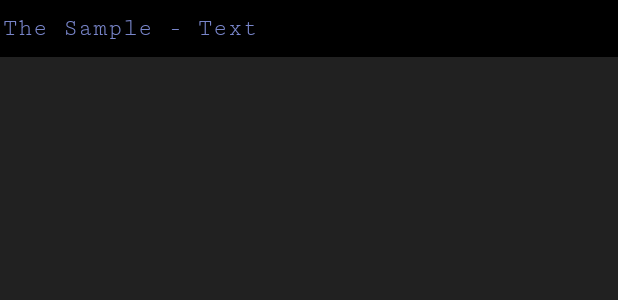
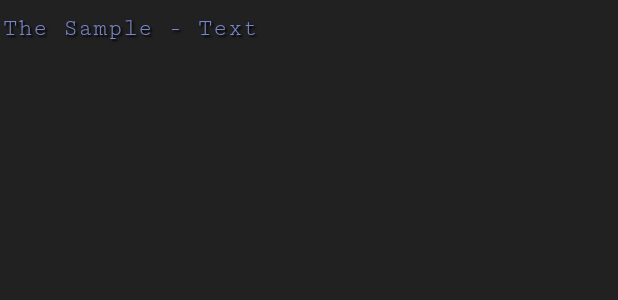
Before and after one commit to slic-one/soundframe, an Android app: the layout song_name.xml on its own in the app's theme, with its tools: preview values and no code run, on a phone screen of 412 x 824 dp. Shown: the top 300 px of the screen. Run offline under Robolectric (Android 15) with nearby library versions, the phone set to English and light mode, and no system bars.

Commit message:
WIP List background drawable (temporary drawable included)

```diff
--- a/app/src/main/java/com/silentslic/soundframe/PlayerActivity.java
+++ b/app/src/main/java/com/silentslic/soundframe/PlayerActivity.java
@@ -144,6 +144,10 @@ public class PlayerActivity extends AppCompatActivity {
                     shuffle.setVisibility(View.VISIBLE);
                     repeat.setVisibility(View.VISIBLE);
                 }
+                return true;
+            case R.id.action_toggle_list:
+                songsListView.setBackground(getDrawable(R.drawable.unspecified));
+
                 return true;
             default:
                 // Invoke the superclass to handle unrecognized action.
--- a/app/src/main/res/layout/activity_player.xml
+++ b/app/src/main/res/layout/activity_player.xml
@@ -22,6 +22,12 @@
         android:layout_height="0dp"
         android:layout_weight="1"
         android:orientation="horizontal"
+
+        android:backgroundTintMode="add"
+        android:background="@android:color/black"
+        android:backgroundTint="@android:color/black"
+
+        android:cacheColorHint="#00000000"
 
         style="@style/Widget.AppCompat.ListView">
     </ListView>
--- a/app/src/main/res/layout/song_name.xml
+++ b/app/src/main/res/layout/song_name.xml
@@ -9,14 +9,19 @@
     android:textColor="@color/song_text"
     android:textSize="16sp"
 
+    android:shadowDx="2"
+    android:shadowDy="2"
+    android:shadowColor="@android:color/black"
+    android:shadowRadius="1"
+
     android:fontFamily="serif-monospace"
 
     android:singleLine="true"
 
-    android:backgroundTintMode="add"
+    android:backgroundTintMode="src_in"
 
-    android:background="@android:color/black"
-    android:backgroundTint="@android:color/black"
+    android:background="@android:color/transparent"
+    android:backgroundTint="@android:color/transparent"
 
     android:clickable="true"
     android:onClick="songSelected"
--- a/app/src/main/res/menu/app_menu.xml
+++ b/app/src/main/res/menu/app_menu.xml
@@ -16,4 +16,7 @@
     <item android:id="@+id/action_toggle_adv_controls"
         android:title="Toggle additional buttons"
         app:showAsAction="never"/>
+    <item android:id="@+id/action_toggle_list"
+        android:title="Toggle background"
+        app:showAsAction="never"/>
 </menu>
```
Also changed, not shown: app/src/main/res/drawable/unspecified.png (added), 1 other file.
